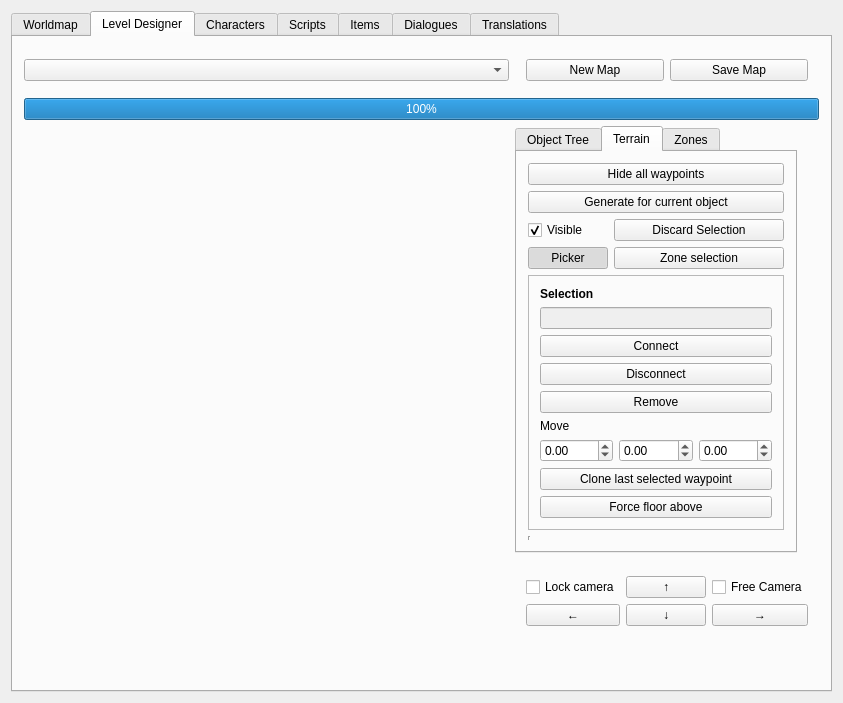
The window that code/editor/ui/mainwindow.ui (Plaristote/fallout-equestria) describes before a commit, drawn with Qt 5.
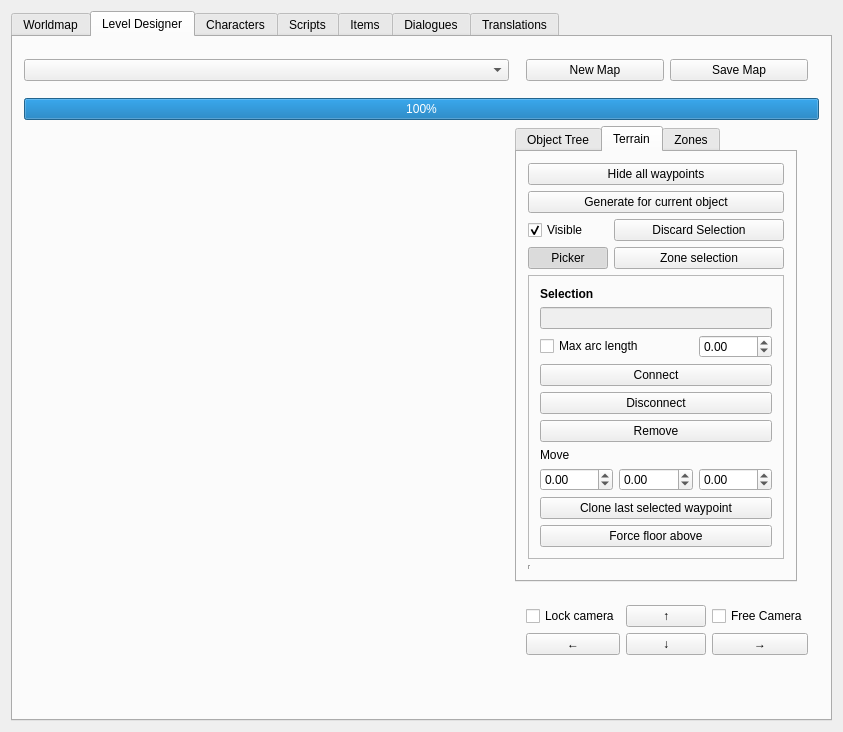
The same window after the commit. The open tabs and pages were chosen to show the change. Custom widgets are drawn as their Qt base class.

Commit message: + Adds an option to set a maximum arc length when connecting waypoints in the Editor

What changed in the file:
```diff
--- a/code/editor/ui/mainwindow.ui
+++ b/code/editor/ui/mainwindow.ui
@@ -7,7 +7,7 @@
     <x>0</x>
     <y>0</y>
     <width>843</width>
-    <height>648</height>
+    <height>703</height>
    </rect>
   </property>
   <property name="windowTitle">
@@ -249,65 +249,102 @@
                  <property name="frameShadow">
                   <enum>QFrame::Raised</enum>
                  </property>
-                 <layout class="QGridLayout" name="gridLayout_8">
-                  <item row="9" column="0">
+                 <layout class="QGridLayout" name="gridLayout_7">
+                  <item row="3" column="0" colspan="3">
+                   <widget class="QPushButton" name="waypointConnect">
+                    <property name="text">
+                     <string>Connect</string>
+                    </property>
+                    <property name="flat">
+                     <bool>false</bool>
+                    </property>
+                   </widget>
+                  </item>
+                  <item row="4" column="0" colspan="3">
+                   <widget class="QPushButton" name="waypointDisconnect">
+                    <property name="text">
+                     <string>Disconnect</string>
+                    </property>
+                    <property name="flat">
+                     <bool>false</bool>
+                    </property>
+                   </widget>
+                  </item>
+                  <item row="6" column="0">
                    <widget class="QLabel" name="label">
                     <property name="text">
                      <string>Move</string>
                     </property>
                    </widget>
                   </item>
-                  <item row="11" column="0" colspan="3">
-                   <widget class="QPushButton" name="waypointClone">
-                    <property name="text">
-                     <string>Clone last selected waypoint</string>
+                  <item row="7" column="0">
+                   <widget class="QDoubleSpinBox" name="waypointSelX">
+                    <property name="minimum">
+                     <double>-999.000000000000000</double>
                     </property>
-                    <property name="flat">
-                     <bool>false</bool>
+                    <property name="maximum">
+                     <double>999.000000000000000</double>
                     </property>
+                    <property name="value">
+                     <double>0.000000000000000</double>
+                    </property>
                    </widget>
                   </item>
-                  <item row="3" column="0" colspan="3">
+                  <item row="7" column="1">
+                   <widget class="QDoubleSpinBox" name="waypointSelY">
+                    <property name="minimum">
+                     <double>-999.000000000000000</double>
+                    </property>
+                    <property name="maximum">
+                     <double>999.000000000000000</double>
+                    </property>
+                   </widget>
+                  </item>
+                  <item row="7" column="2">
+                   <widget class="QDoubleSpinBox" name="waypointSelZ">
+                    <property name="minimum">
+                     <double>-999.000000000000000</double>
+                    </property>
+                    <property name="maximum">
+                     <double>999.000000000000000</double>
+                    </property>
+                   </widget>
+                  </item>
+                  <item row="1" column="0" colspan="3">
                    <widget class="QLineEdit" name="waypointSelection">
                     <property name="enabled">
                      <bool>false</bool>
                     </property>
                    </widget>
                   </item>
+                  <item row="0" column="0" colspan="3">
+                   <widget class="QLabel" name="label_2">
+                    <property name="text">
+                     <string>&lt;b&gt;Selection&lt;/b&gt;</string>
+                    </property>
+                   </widget>
+                  </item>
+                  <item row="2" column="2">
+                   <widget class="QDoubleSpinBox" name="waypointMaxArcLength">
+                    <property name="minimum">
+                     <double>-999.000000000000000</double>
+                    </property>
+                    <property name="maximum">
+                     <double>999.000000000000000</double>
+                    </property>
+                    <property name="value">
+                     <double>0.000000000000000</double>
+                    </property>
+                   </widget>
+                  </item>
+                  <item row="2" column="0" colspan="2">
+                   <widget class="QCheckBox" name="waypointUseMaxArcLength">
+                    <property name="text">
+                     <string>Max arc length</string>
+                    </property>
+                   </widget>
+                  </item>
                   <item row="5" column="0" colspan="3">
-                   <widget class="QPushButton" name="waypointDisconnect">
-                    <property name="text">
-                     <string>Disconnect</string>
-                    </property>
-                    <property name="flat">
-                     <bool>false</bool>
-                    </property>
-                   </widget>
-                  </item>
-                  <item row="10" column="2">
-                   <widget class="QDoubleSpinBox" name="waypointSelZ">
-                    <property name="minimum">
-                     <double>-999.000000000000000</double>
-                    </property>
-                    <property name="maximum">
-                     <double>999.000000000000000</double>
-                    </property>
-                   </widget>
-                  </item>
-                  <item row="10" column="0">
-                   <widget class="QDoubleSpinBox" name="waypointSelX">
-                    <property name="minimum">
-                     <double>-999.000000000000000</double>
-                    </property>
-                    <property name="maximum">
-                     <double>999.000000000000000</double>
-                    </property>
-                    <property name="value">
-                     <double>0.000000000000000</double>
-                    </property>
-                   </widget>
-                  </item>
-                  <item row="7" column="0" colspan="3">
                    <widget class="QPushButton" name="waypointSelDelete">
                     <property name="text">
                      <string>Remove</string>
@@ -317,34 +354,17 @@
                     </property>
                    </widget>
                   </item>
-                  <item row="0" column="0">
-                   <widget class="QLabel" name="label_2">
+                  <item row="8" column="0" colspan="3">
+                   <widget class="QPushButton" name="waypointClone">
                     <property name="text">
-                     <string>&lt;b&gt;Selection&lt;/b&gt;</string>
-                    </property>
-                   </widget>
-                  </item>
-                  <item row="4" column="0" colspan="3">
-                   <widget class="QPushButton" name="waypointConnect">
-                    <property name="text">
-                     <string>Connect</string>
+                     <string>Clone last selected waypoint</string>
                     </property>
                     <property name="flat">
                      <bool>false</bool>
                     </property>
                    </widget>
                   </item>
-                  <item row="10" column="1">
-                   <widget class="QDoubleSpinBox" name="waypointSelY">
-                    <property name="minimum">
-                     <double>-999.000000000000000</double>
-                    </property>
-                    <property name="maximum">
-                     <double>999.000000000000000</double>
-                    </property>
-                   </widget>
-                  </item>
-                  <item row="12" column="0" colspan="3">
+                  <item row="9" column="0" colspan="3">
                    <widget class="QPushButton" name="forceFloorAbove">
                     <property name="text">
                      <string>Force floor above</string>
```
Left out of the diff: 11 changed lines with no effect on the pictures. The commit also changes 1 other file.
